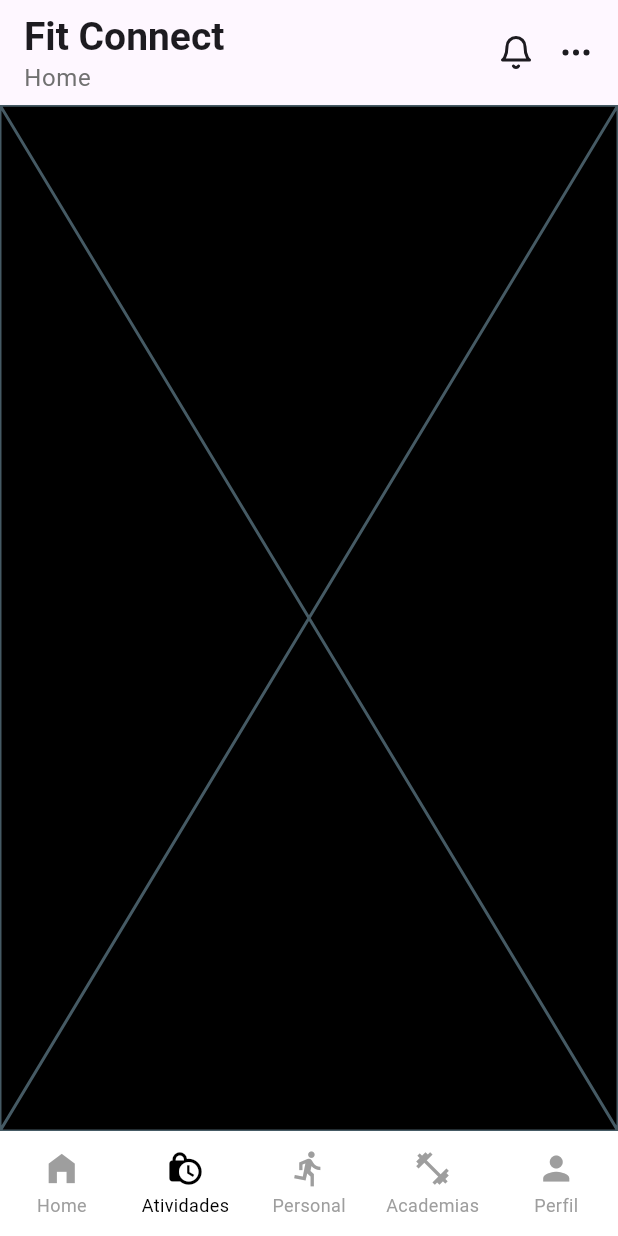
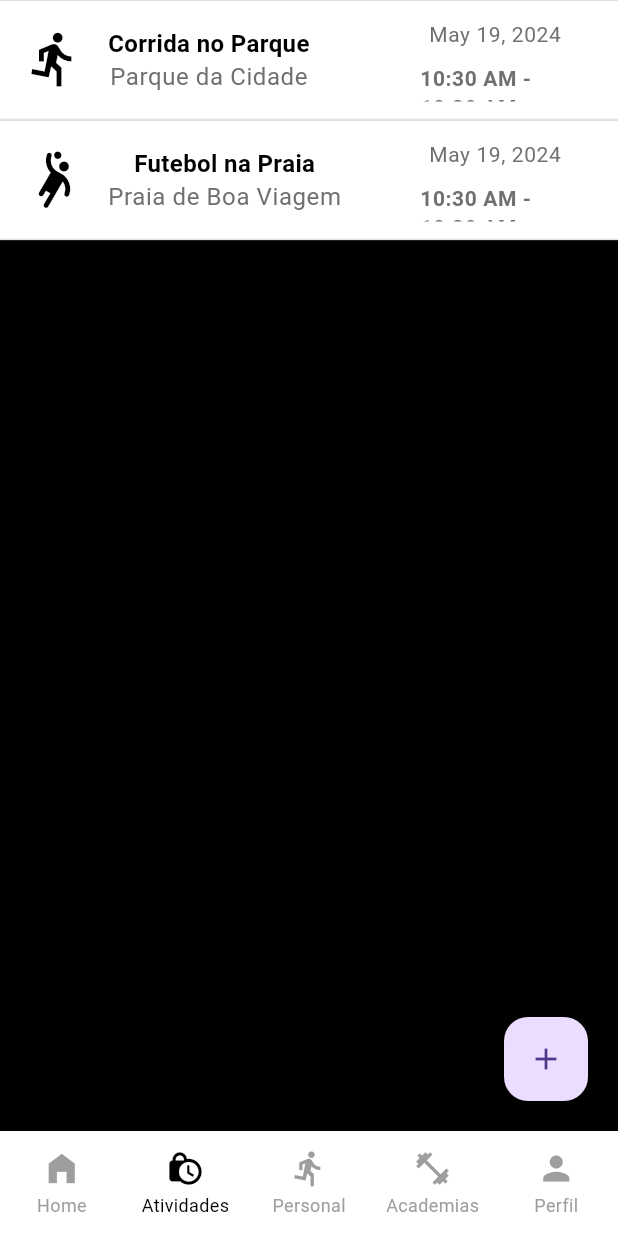
Before and after one commit to JoseVitorOliveira/fit_connect, a Flutter app: the screen it shows after launch, item 2 of the bottom bar chosen, on a phone screen of 412 x 824 dp. Run offline on Flutter 3.47's test engine with Material 3 defaults, Android fonts, the phone set to English and light mode, and no system bars; drawn by our look-alikes of persistent_bottom_nav_bar; our stand-ins replace carousel_slider, flutter_feather_icons, flutter_svg, font_awesome_flutter, google_fonts; Roboto replaces fonts that are missing (GothicA1).

Commit message:
adicionar e deletar atividade

```diff
--- /dev/null
+++ b/lib/models/activity.dart
@@ -0,0 +1,48 @@
+import 'package:flutter/material.dart';
+import 'package:uuid/uuid.dart';
+import 'package:intl/intl.dart';
+
+final formatter = DateFormat.yMMMd();
+
+const uuid = Uuid();
+
+enum Category {
+  esporte,
+  corrida,
+  pedal,
+  exercicio,
+  outro,
+}
+
+const categoryIcons = {
+  Category.esporte: Icons.sports_handball_rounded,
+  Category.corrida: Icons.directions_run,
+  Category.pedal: Icons.directions_bike,
+  Category.exercicio: Icons.fitness_center,
+  Category.outro: Icons.more_horiz,
+};
+
+class Activity {
+  final String id;
+  final String name;
+  final String description;
+  final String place;
+  final Category category;
+  final DateTime date;
+  final TimeOfDay startTime;
+  final TimeOfDay endTime;
+
+  Activity({
+    required this.name,
+    required this.description,
+    required this.place,
+    required this.category,
+    required this.date,
+    required this.startTime,
+    required this.endTime,
+  }) : id = uuid.v4();
+
+  String get formattedDate {
+    return formatter.format(date);
+  }
+}
--- /dev/null
+++ b/lib/widgets/activities/activities.dart
@@ -0,0 +1,92 @@
+import 'package:fit_connect/models/activity.dart';
+import 'package:fit_connect/widgets/activities/activities_list.dart';
+import 'package:fit_connect/widgets/activities/new_activity.dart';
+import 'package:flutter/material.dart';
+
+class Activities extends StatefulWidget {
+  const Activities({super.key});
+
+  @override
+  State<Activities> createState() => _ActivitiesState();
+}
+
+class _ActivitiesState extends State<Activities> {
+  final List<Activity> _registeredActivities = [
+    Activity(
+      name: 'Corrida no Parque',
+      description: 'Corrida de 5km no parque',
+      place: 'Parque da Cidade',
+      category: Category.corrida,
+      date: DateTime.now(),
+      startTime: TimeOfDay.now(),
+      endTime: TimeOfDay.now(),
+    ),
+    Activity(
+      name: 'Futebol na Praia',
+      description: 'Futebol de praia com os amigos',
+      place: 'Praia de Boa Viagem',
+      category: Category.esporte,
+      date: DateTime.now(),
+      startTime: TimeOfDay.now(),
+      endTime: TimeOfDay.now(),
+    ),
+  ];
+
+  void _addActivityOverlay() {
+    showModalBottomSheet(
+        isScrollControlled: true,
+        context: context,
+        builder: (ctx) => NewActivity(onAddActivity: _addActivity));
+  }
+
+  void _addActivity(Activity activity) {
+    setState(() {
+      _registeredActivities.add(activity);
+    });
+  }
+
+  void _removeActivity(Activity activity) {
+    final activityIndex = _registeredActivities.indexOf(activity);
+    setState(() {
+      _registeredActivities.remove(activity);
+    });
+    ScaffoldMessenger.of(context).clearSnackBars();
+    ScaffoldMessenger.of(context).showSnackBar(
+      SnackBar(
+        content: Text('${activity.name} removed!'),
+        duration: const Duration(seconds: 3),
+        action: SnackBarAction(
+          label: 'UNDO',
+          onPressed: () {
+            setState(() {
+              _registeredActivities.insert(activityIndex, activity);
+            });
+          },
+        ),
+      ),
+    );
+  }
+
+  @override
+  Widget build(BuildContext context) {
+    return Column(
+      mainAxisAlignment: MainAxisAlignment.end,
+      crossAxisAlignment: CrossAxisAlignment.end,
+      children: [
+        Expanded(
+          child: ActivitiesList(
+            activities: _registeredActivities,
+            onRemoveActivity: _removeActivity,
+          ),
+        ),
+        Padding(
+          padding: const EdgeInsets.all(20.0),
+          child: FloatingActionButton(
+            onPressed: _addActivityOverlay,
+            child: const Icon(Icons.add),
+          ),
+        ),
+      ],
+    );
+  }
+}
--- /dev/null
+++ b/lib/widgets/activities/activities_item.dart
@@ -0,0 +1,89 @@
+import 'package:fit_connect/models/activity.dart';
+import 'package:fit_connect/theme/app_pallete.dart';
+import 'package:flutter/material.dart';
+
+class ActivityItem extends StatelessWidget {
+  const ActivityItem({
+    super.key,
+    required this.activity,
+  });
+
+  final Activity activity;
+
+  @override
+  Widget build(BuildContext context) {
+    return Container(
+      padding: const EdgeInsets.symmetric(horizontal: 16.0),
+      width: double.infinity,
+      height: 80.0,
+      decoration: const BoxDecoration(
+        color: Color.fromARGB(255, 255, 255, 255),
+        border: Border(
+          bottom: BorderSide(
+            color: Color.fromARGB(255, 229, 229, 229),
+            width: 1.0,
+          ),
+        ),
+      ),
+      child: Row(
+        mainAxisAlignment: MainAxisAlignment.center,
+        children: [
+          Icon(categoryIcons[activity.category],
+              size: 40.0, color: AppPallete.blackText),
+          const SizedBox(width: 16.0),
+          Column(
+            mainAxisAlignment: MainAxisAlignment.center,
+            children: [
+              Text(
+                activity.name,
+                style: Theme.of(context).textTheme.bodyMedium!.copyWith(
+                      fontSize: 16.0,
+                    ),
+              ),
+              Text(
+                activity.place,
+                style: Theme.of(context).textTheme.bodySmall!.copyWith(
+                      fontSize: 16.0,
+                    ),
+              )
+            ],
+          ),
+          const Spacer(),
+          Column(
+              crossAxisAlignment: CrossAxisAlignment.center,
+              mainAxisAlignment: MainAxisAlignment.center,
+              children: [
+                Container(
+                  alignment: Alignment.center,
+                  margin: const EdgeInsets.only(right: 16.0),
+                  width: 96,
+                  height: 24,
+                  child: Text(activity.formattedDate,
+                      style: Theme.of(context).textTheme.bodySmall!.copyWith(
+                            color: AppPallete.lightGrayText,
+                            fontSize: 14,
+                          )),
+                ),
+                const SizedBox(height: 8.0),
+                Container(
+                  alignment: Alignment.center,
+                  margin: const EdgeInsets.only(right: 16.0),
+                  width: 100,
+                  height: 24,
+                  decoration: BoxDecoration(
+                    borderRadius: BorderRadius.circular(50.0),
+                  ),
+                  child: Text(
+                    '${activity.startTime.format(context)} - ${activity.endTime.format(context)}',
+                    style: Theme.of(context).textTheme.bodySmall!.copyWith(
+                          fontSize: 14,
+                          fontWeight: FontWeight.w600,
+                        ),
+                  ),
+                ),
+              ]),
+        ],
+      ),
+    );
+  }
+}
--- /dev/null
+++ b/lib/widgets/activities/activities_list.dart
@@ -0,0 +1,33 @@
+import 'package:fit_connect/models/activity.dart';
+import 'package:fit_connect/widgets/activities/activities_item.dart';
+import 'package:flutter/material.dart';
+
+class ActivitiesList extends StatelessWidget {
+  const ActivitiesList(
+      {super.key, required this.activities, required this.onRemoveActivity});
+
+  final List<Activity> activities;
+  final void Function(Activity) onRemoveActivity;
+
+  @override
+  Widget build(BuildContext context) {
+    Widget content = const Center(
+      child: Text('Nenhuma atividade cadastrada'),
+    );
+
+    if (activities.isNotEmpty) {
+      content = ListView.builder(
+        itemCount: activities.length,
+        itemBuilder: (context, index) => Dismissible(
+          key: ValueKey(activities[index].id),
+          onDismissed: (direction) {
+            onRemoveActivity(activities[index]);
+          },
+          child: ActivityItem(activity: activities[index]),
+        ),
+      );
+    }
+
+    return content;
+  }
+}
--- a/lib/widgets/navigation.dart
+++ b/lib/widgets/navigation.dart
@@ -1,6 +1,6 @@
+import 'package:fit_connect/widgets/activities/activities.dart';
 import 'package:fit_connect/widgets/profile.dart';
 import 'package:flutter/material.dart';
-import 'package:flutter_feather_icons/flutter_feather_icons.dart';
 import 'package:fit_connect/widgets/home/home.dart';
 import 'package:persistent_bottom_nav_bar/persistent_tab_view.dart';
 
@@ -13,7 +13,7 @@ class Navigation extends StatelessWidget {
   List<Widget> _buildScreens() {
     return [
       const Home(),
-      const Placeholder(), // Placeholder 'Atividades'
+      const Activities(), // Placeholder 'Atividades'
       const Placeholder(), // Placeholder 'Personal'
       const Placeholder(), // Placeholder 'Academias'
       const Profile(), // Placeholder 'Perfil'
@@ -58,43 +58,6 @@ class Navigation extends StatelessWidget {
   @override
   Widget build(BuildContext context) {
     return Scaffold(
-      appBar: AppBar(
-        scrolledUnderElevation: 0,
-        toolbarHeight: 70.0,
-        title: Row(
-          mainAxisAlignment: MainAxisAlignment.spaceBetween,
-          children: [
-            Column(
-              crossAxisAlignment: CrossAxisAlignment.start,
-              children: [
-                const Text(
-                  'Fit Connect',
-                  style: TextStyle(
-                    fontFamily: 'GothicA1',
-                    fontSize: 26,
-                    fontWeight: FontWeight.w600,
-                  ),
-                ),
-                Text(
-                  'Home',
-                  style: Theme.of(context)
-                      .textTheme
-                      .bodySmall!
-                      .copyWith(fontSize: 16),
-                ),
-              ],
-            ),
-            const Row(
-              children: [
-                Icon(FeatherIcons.bell),
-                SizedBox(width: 16),
-                Icon(FeatherIcons.moreHorizontal),
-              ],
-            ),
-          ],
-        ),
-        automaticallyImplyLeading: false,
-      ),
       body: Container(
         decoration: const BoxDecoration(
           border: Border(
--- a/lib/widgets/stories_profile.dart
+++ b/lib/widgets/stories_profile.dart
@@ -1,5 +1,4 @@
 import 'package:carousel_slider/carousel_slider.dart';
-import 'package:fit_connect/theme/app_pallete.dart';
 import 'package:flutter/material.dart';
 import 'package:font_awesome_flutter/font_awesome_flutter.dart';
 
--- a/pubspec.yaml
+++ b/pubspec.yaml
@@ -40,6 +40,8 @@ dependencies:
   font_awesome_flutter: ^10.7.0
   flutter_feather_icons: ^2.0.0+1
   persistent_bottom_nav_bar: ^5.0.2
+  uuid: ^4.4.0
+  intl: ^0.19.0
 
 dev_dependencies:
   flutter_test:
```
Also changed, not shown: lib/widgets/activities/new_activity.dart (added, +321 -0 lines), lib/widgets/home/home.dart (+40 -2 lines), pubspec.lock, 1 other file.
